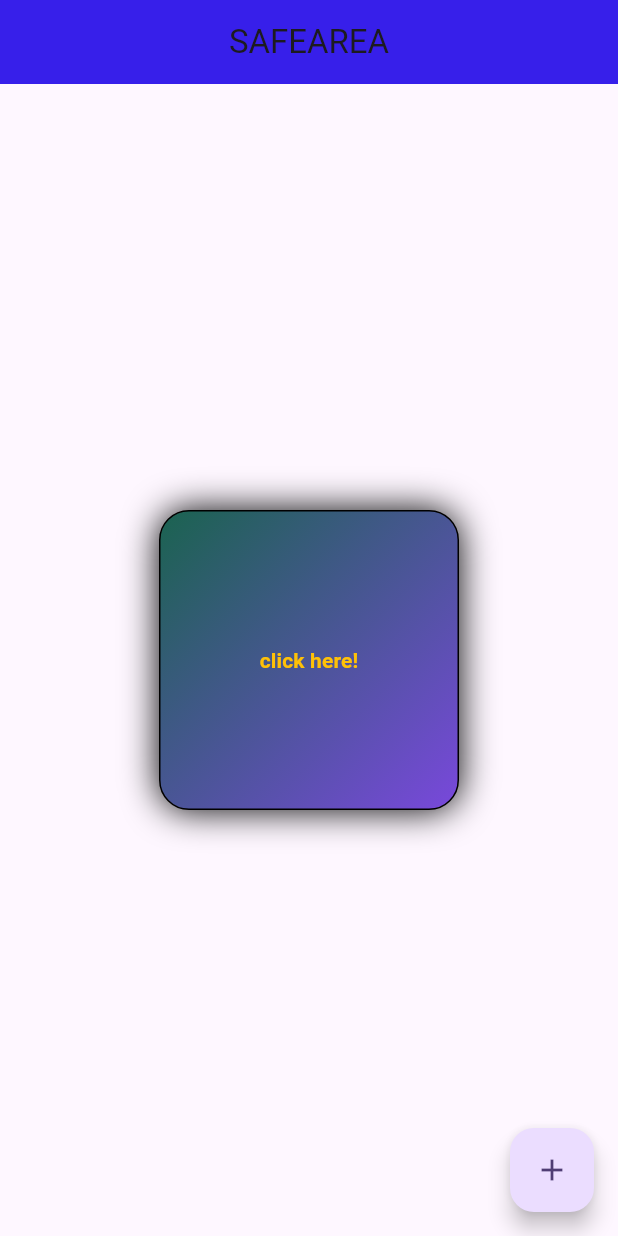
After one commit to pkathiriya62/flutter, a Flutter app: the screen it shows after launch, on a phone screen of 412 x 824 dp. The commit adds this screen. Run offline on Flutter 3.47's test engine with Material 2 defaults, Android fonts, the phone set to English and light mode, and no system bars.

Commit message:
safearea

```diff
--- a/lib/main.dart
+++ b/lib/main.dart
@@ -1,4 +1,4 @@
-import 'package:first_project/container.dart';
+import 'package:first_project/safearea.dart';
 //import 'package:first_project/stf_stl.dart';
 import 'package:flutter/material.dart';
 
@@ -18,7 +18,7 @@ class MyApp extends StatelessWidget {
         colorScheme: ColorScheme.fromSeed(seedColor: Colors.deepPurple),
         useMaterial3: true,
       ),
-      home: const BoxWidget(),
+      home: const SafeAreaScreen(),
     );
   }
 }
--- /dev/null
+++ b/lib/safearea.dart
@@ -0,0 +1,58 @@
+import 'package:flutter/material.dart';
+
+class SafeAreaScreen extends StatefulWidget {
+  const SafeAreaScreen({super.key});
+
+  @override
+  State<SafeAreaScreen> createState() => _SafeAreaScreenState();
+}
+
+class _SafeAreaScreenState extends State<SafeAreaScreen> {
+  @override
+  Widget build(BuildContext context) {
+    return Scaffold(
+      floatingActionButton: FloatingActionButton(onPressed: (){},child: Icon(Icons.add)),
+      appBar: AppBar(
+        backgroundColor:Color.fromARGB(255, 55, 31, 234),
+        title:Center(child: Text('SAFEAREA')),
+      ),
+      //drawer: AppBar(),
+      body: Center(
+        child: SafeArea(
+          bottom: true,
+          top: true,
+          minimum: EdgeInsets.all(20),
+          child: Container(
+            height: 200,
+            width: 200,
+
+            decoration: BoxDecoration(
+              color:Colors.indigoAccent,
+              boxShadow: [
+                BoxShadow(
+                  blurRadius: 20,
+                ),
+              ],
+              gradient: LinearGradient(
+                begin: Alignment.topLeft,
+                end: Alignment.bottomRight,
+                colors: [
+                  Color.fromARGB(255, 26, 99, 79),
+                  Color.fromARGB(255, 121, 72, 220),
+                ],
+              ),
+              //shape: BoxShape.circle,
+              border: Border.all(),
+
+              borderRadius: BorderRadius.circular(20),
+            ),
+            child: TextButton(onPressed: (){},
+            child: Text('click here!',style: TextStyle(fontSize: 14,fontWeight: FontWeight.w700,color:Colors.amber,),
+            )
+            ),
+          ),
+        ),
+      ),
+    );
+  }
+}
```
